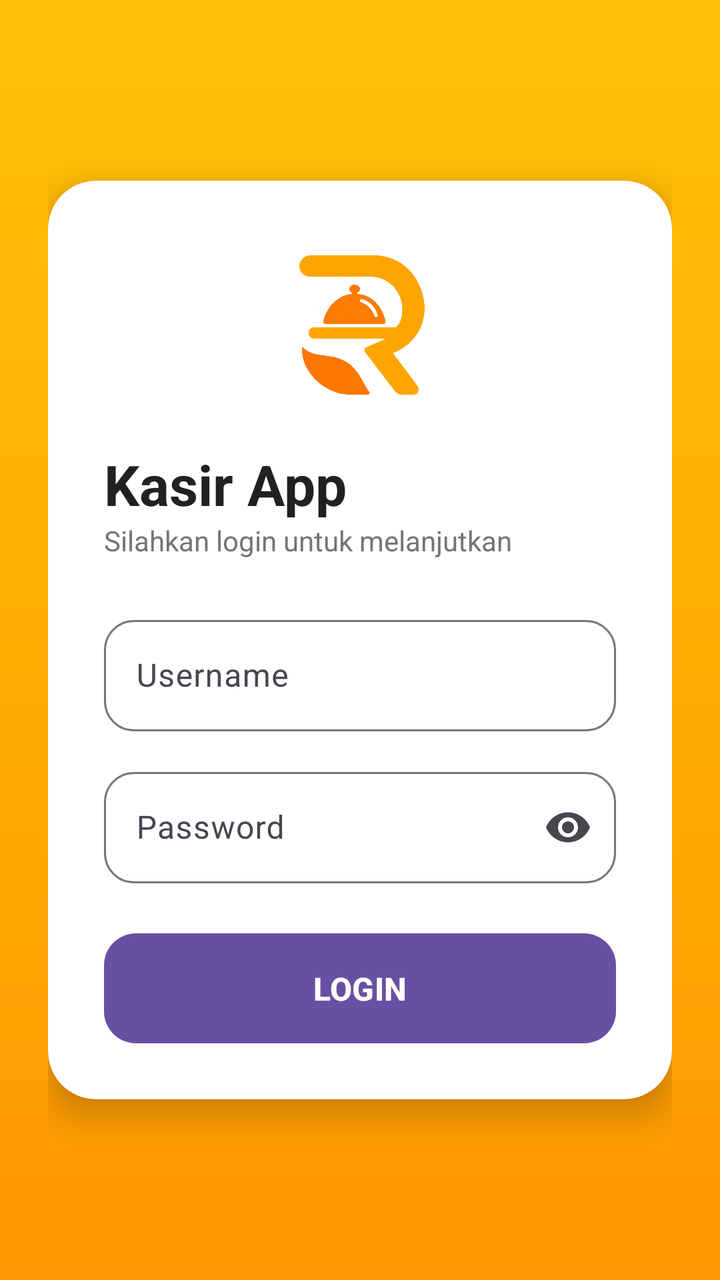
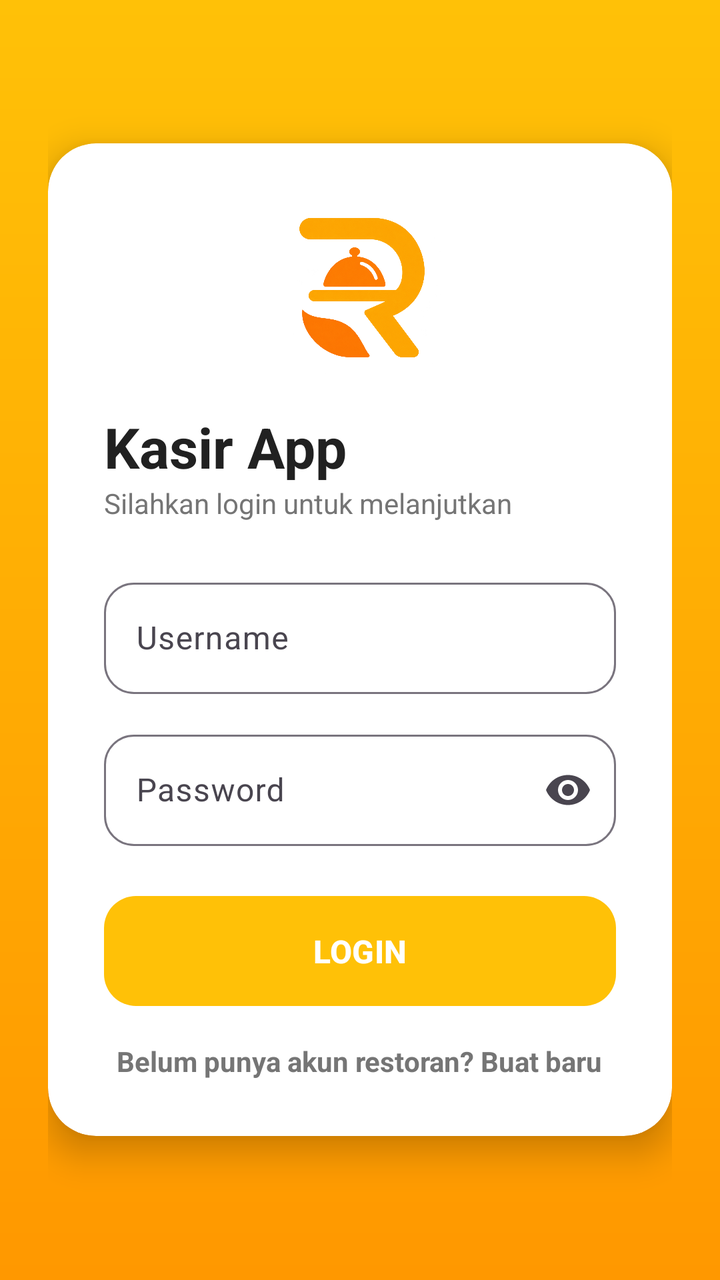

Compare the two renders of this Android layout. The source of the first and the diff that turns it into the second are given below.
<!-- AndroidManifest.xml: application theme Theme.KasirAPP -->
<!-- res/layout/activity_login.xml -->
<?xml version="1.0" encoding="utf-8"?>
<FrameLayout
    xmlns:android="http://schemas.android.com/apk/res/android"
    xmlns:app="http://schemas.android.com/apk/res-auto"
    android:layout_width="match_parent"
    android:layout_height="match_parent"
    android:background="@drawable/bg_gradient">

    <LinearLayout

        android:layout_width="match_parent"
        android:layout_height="match_parent"
        android:gravity="center"
        android:orientation="vertical"
        android:padding="24dp">


        <androidx.cardview.widget.CardView
            android:layout_width="match_parent"
            android:layout_height="wrap_content"
            app:cardCornerRadius="24dp"
            app:cardElevation="10dp">

            <LinearLayout
                android:layout_width="match_parent"
                android:layout_height="wrap_content"
                android:orientation="vertical"
                android:padding="28dp">

                
                <ImageView
                    android:id="@+id/imgLogo"
                    android:layout_width="90dp"
                    android:layout_height="90dp"
                    android:layout_gravity="center"
                    android:src="@drawable/restaurant"/>

                <TextView
                    android:layout_width="match_parent"
                    android:layout_height="wrap_content"
                    android:text="Kasir App"
                    android:textAlignment="center"
                    android:textSize="28sp"
                    android:textStyle="bold"
                    android:textColor="@color/black"
                    android:layout_marginTop="15dp"/>

                <TextView
                    android:layout_width="match_parent"
                    android:layout_height="wrap_content"
                    android:text="Silahkan login untuk melanjutkan"
                    android:textAlignment="center"
                    android:textColor="#757575"
                    android:layout_marginBottom="25dp"/>

                <com.google.android.material.textfield.TextInputLayout
                    android:layout_width="match_parent"
                    android:layout_height="wrap_content"
                    android:hint="Username"
                    app:boxCornerRadiusTopStart="15dp"
                    app:boxCornerRadiusTopEnd="15dp"
                    app:boxCornerRadiusBottomStart="15dp"
                    app:boxCornerRadiusBottomEnd="15dp">

                    <com.google.android.material.textfield.TextInputEditText
                        android:id="@+id/edtUsername"
                        android:layout_width="match_parent"
                        android:layout_height="wrap_content"
                        android:inputType="text"/>
                </com.google.android.material.textfield.TextInputLayout>



                <com.google.android.material.textfield.TextInputLayout
                    android:layout_width="match_parent"
                    android:layout_height="wrap_content"
                    android:layout_marginTop="15dp"
                    android:hint="Password"
                    app:endIconMode="password_toggle"
                    app:boxCornerRadiusTopStart="15dp"
                    app:boxCornerRadiusTopEnd="15dp"
                    app:boxCornerRadiusBottomStart="15dp"
                    app:boxCornerRadiusBottomEnd="15dp">


                    <com.google.android.material.textfield.TextInputEditText
                        android:id="@+id/edtPassword"
                        android:layout_width="match_parent"
                        android:layout_height="wrap_content"
                        android:inputType="textPassword"/>
                </com.google.android.material.textfield.TextInputLayout>




                <com.google.android.material.button.MaterialButton
                    android:id="@+id/btnLogin"
                    android:layout_width="match_parent"
                    android:layout_height="55dp"
                    android:layout_marginTop="25dp"
                    android:text="LOGIN"
                    android:textSize="16sp"
                    android:textStyle="bold"
                    android:background="@drawable/bg_button"
                    app:cornerRadius="16dp"/>

                <ProgressBar
                    android:id="@+id/progress"
                    android:layout_width="wrap_content"
                    android:layout_height="wrap_content"
                    android:layout_gravity="center"
                    android:visibility="gone"
                    android:layout_marginTop="20dp"/>
            </LinearLayout>

        </androidx.cardview.widget.CardView>
    </LinearLayout>
</FrameLayout>
<!-- resources referenced by this layout -->
<resources>
  <color name="black">#212121</color>
  <!-- drawable bg_button (drawable) -->
  <?xml version="1.0" encoding="utf-8"?>
  <shape xmlns:android="http://schemas.android.com/apk/res/android">
      <solid
          android:color="#1565C0"/>
      <corners
          android:radius="16dp"/>
  </shape>
  <!-- drawable bg_gradient (drawable) -->
  <?xml version="1.0" encoding="utf-8"?>
  <shape xmlns:android="http://schemas.android.com/apk/res/android">
      <gradient
          android:startColor="@color/primary"
          android:endColor="@color/accent"
          android:angle="270"/>
  </shape>
  <!-- drawable restaurant: png bitmap (drawable, 475379 bytes) -->
  <style name="Theme.KasirAPP" parent="Base.Theme.KasirAPP" />
  <color name="primary">#FFC107</color>
  <color name="accent">#FF9800</color>
  <style name="Base.Theme.KasirAPP" parent="Theme.Material3.DayNight.NoActionBar">
          
          
      </style>
</resources>

<!-- the commit's change to res/layout/activity_login.xml (unified diff, before → after) -->
@@ -104,6 +104,16 @@
                     android:background="@drawable/bg_button"
                     app:cornerRadius="16dp"/>
 
+                <TextView
+                    android:id="@+id/txtRegistrasi"
+                    android:layout_width="wrap_content"
+                    android:layout_height="wrap_content"
+                    android:layout_gravity="center"
+                    android:layout_marginTop="18dp"
+                    android:text="Belum punya akun restoran? Buat baru"
+                    android:textColor="@color/gray"
+                    android:textStyle="bold"/>
+
                 <ProgressBar
                     android:id="@+id/progress"
                     android:layout_width="wrap_content"
<!-- resource entries referenced after the edit -->
@@ -1,6 +1,7 @@
 <!-- resources referenced by this layout -->
 <resources>
   <color name="black">#212121</color>
+  <color name="gray">#757575</color>
   <!-- drawable bg_button (drawable) -->
   <?xml version="1.0" encoding="utf-8"?>
   <shape xmlns:android="http://schemas.android.com/apk/res/android">
@@ -23,7 +24,7 @@
   <color name="accent">#FF9800</color>
   <style name="Base.Theme.KasirAPP" parent="Theme.Material3.DayNight.NoActionBar">
           
-          
+           <item name="colorPrimary">@color/primary</item>
       </style>
 </resources>
 
